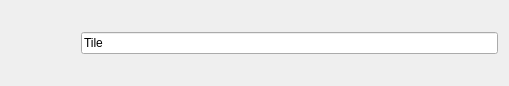
First picture: the form in editor/gui/importedtile.ui, repository ensisoft/detonator, before the edit.
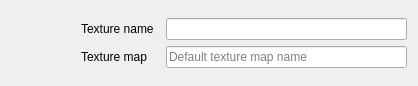
Second picture: the form after the edit.

Commit message:
Refactor and enhance DlgTileImport in editor
Refactor and enhance DlgTileImport in editor.
- Load geometry before showing the dialog for smoother UX.
- Load other state after the dialog has been shown for smoother UX.
- Refactor the JSON loading to use the functionality in imgpack.cpp.
- Remove the texture cutting stuff. It now lives in DlgImgView.
- Add UI for min, mag texture filtering. These are initialized from
  the JSON initially.

What changed in the file:
```diff
--- a/editor/gui/importedtile.ui
+++ b/editor/gui/importedtile.ui
@@ -6,8 +6,8 @@
    <rect>
     <x>0</x>
     <y>0</y>
-    <width>509</width>
-    <height>72</height>
+    <width>418</width>
+    <height>81</height>
    </rect>
   </property>
   <property name="windowTitle">
@@ -58,6 +58,41 @@
       </spacer>
      </item>
      <item>
+      <layout class="QGridLayout" name="gridLayout">
+       <item row="0" column="0">
+        <widget class="QLabel" name="label">
+         <property name="text">
+          <string>Texture name</string>
+         </property>
+        </widget>
+       </item>
+       <item row="1" column="0" colspan="2">
+        <widget class="QLabel" name="label_2">
+         <property name="text">
+          <string>Texture map</string>
+         </property>
+        </widget>
+       </item>
+       <item row="1" column="2">
+        <widget class="QLineEdit" name="tag">
+         <property name="sizePolicy">
+          <sizepolicy hsizetype="Expanding" vsizetype="Fixed">
+           <horstretch>0</horstretch>
+           <verstretch>0</verstretch>
+          </sizepolicy>
+         </property>
+         <property name="text">
+          <string/>
+         </property>
+         <property name="readOnly">
+          <bool>false</bool>
+         </property>
+         <property name="placeholderText">
+          <string>Default texture map name</string>
+         </property>
+        </widget>
+       </item>
+       <item row="0" column="2">
       <widget class="QLineEdit" name="name">
        <property name="sizePolicy">
         <sizepolicy hsizetype="Expanding" vsizetype="Fixed">
@@ -66,7 +101,7 @@
         </sizepolicy>
        </property>
        <property name="text">
-        <string>Tile</string>
+          <string/>
        </property>
        <property name="readOnly">
         <bool>false</bool>
@@ -75,6 +110,8 @@
         <string/>
        </property>
       </widget>
+       </item>
+      </layout>
      </item>
      <item>
       <spacer name="verticalSpacer_2">
```
Left out of the diff: 4 changed lines with no effect on the pictures. Lines whose indentation alone changed are shown as unchanged. The commit also changes 5 other files.
